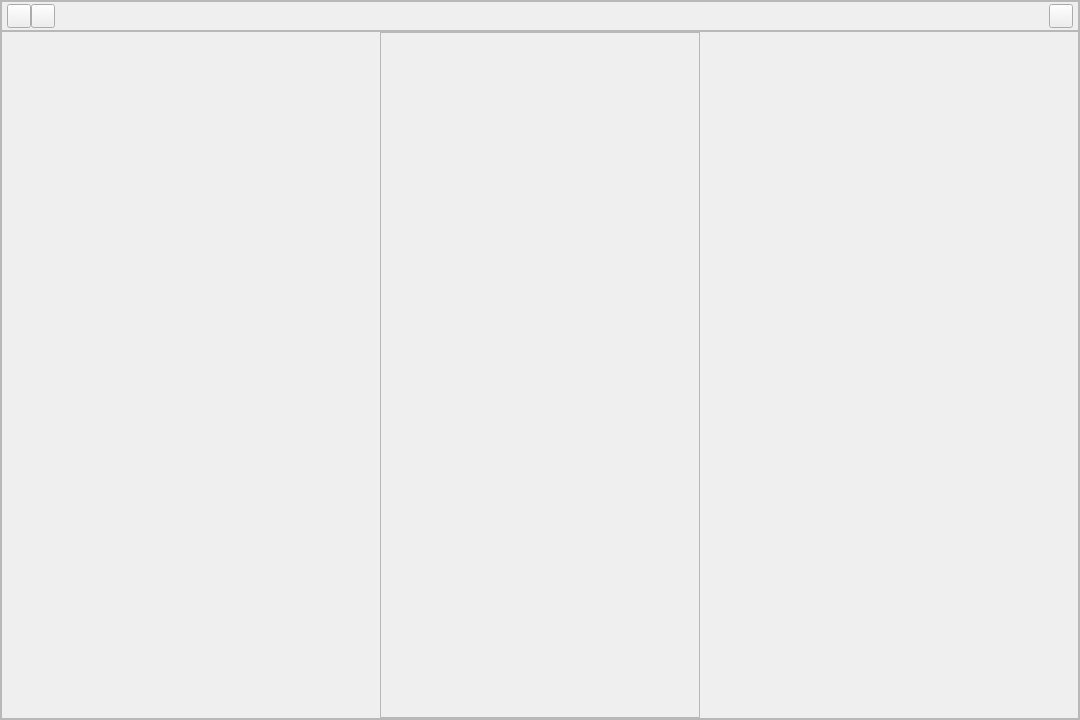
BidouMan/bingocode-ide, file ui/main_window.ui: the form before one commit.
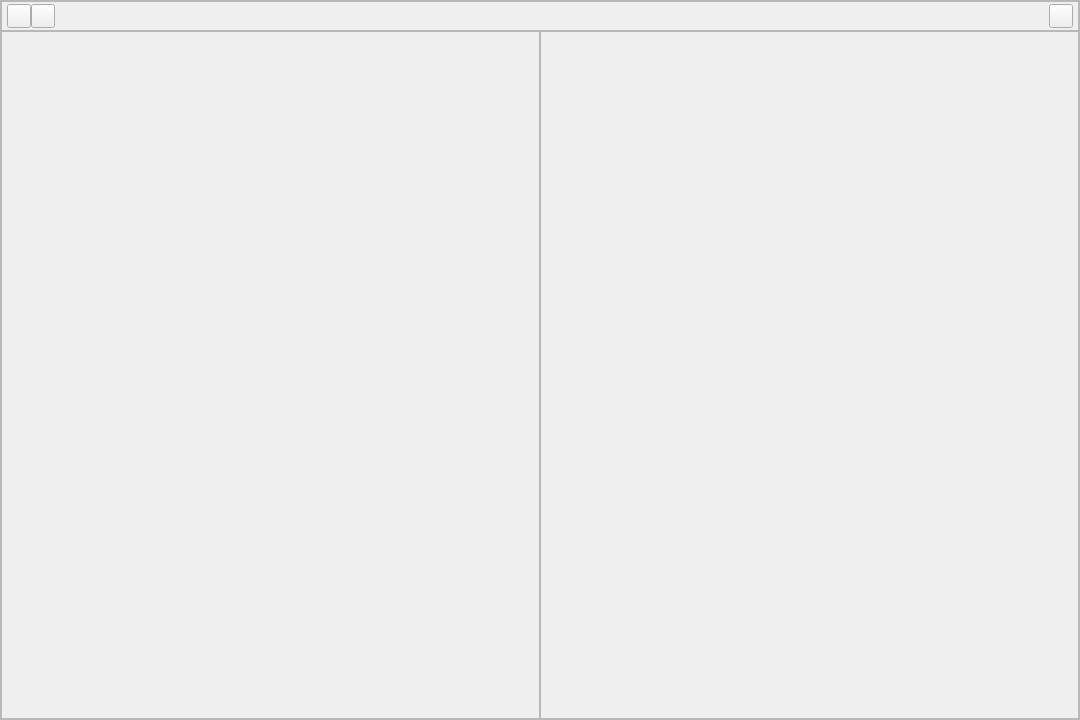
The form after the commit. Icons and pictures are not drawn.

Commit message: 初步实现等比缩放窗口

Patch:
```diff
--- a/ui/main_window.ui
+++ b/ui/main_window.ui
@@ -1165,8 +1165,8 @@
      <widget class="QWidget" name="fullscreen">
       <property name="minimumSize">
        <size>
-        <width>640</width>
-        <height>480</height>
+        <width>0</width>
+        <height>0</height>
        </size>
       </property>
       <layout class="QVBoxLayout" name="verticalLayout_8">
@@ -1188,7 +1188,7 @@
        <item>
         <widget class="QFrame" name="bg_layout">
          <property name="sizePolicy">
-          <sizepolicy hsizetype="Ignored" vsizetype="Expanding">
+          <sizepolicy hsizetype="Expanding" vsizetype="Expanding">
            <horstretch>0</horstretch>
            <verstretch>0</verstretch>
           </sizepolicy>
@@ -1199,7 +1199,7 @@
          <property name="frameShadow">
           <enum>QFrame::Shadow::Raised</enum>
          </property>
-         <layout class="QVBoxLayout" name="verticalLayout_9" stretch="1,0">
+         <layout class="QVBoxLayout" name="verticalLayout_9" stretch="0,1">
           <property name="spacing">
            <number>0</number>
           </property>
@@ -1363,7 +1363,7 @@
           <item>
            <widget class="QFrame" name="central_stage_wrapper">
             <property name="sizePolicy">
-             <sizepolicy hsizetype="Expanding" vsizetype="Expanding">
+             <sizepolicy hsizetype="Preferred" vsizetype="Preferred">
               <horstretch>0</horstretch>
               <verstretch>0</verstretch>
              </sizepolicy>
@@ -1413,8 +1413,8 @@
                </property>
                <property name="minimumSize">
                 <size>
-                 <width>320</width>
-                 <height>240</height>
+                 <width>0</width>
+                 <height>0</height>
                 </size>
                </property>
                <property name="frameShape">
```
The commit also changes 3 other files.
